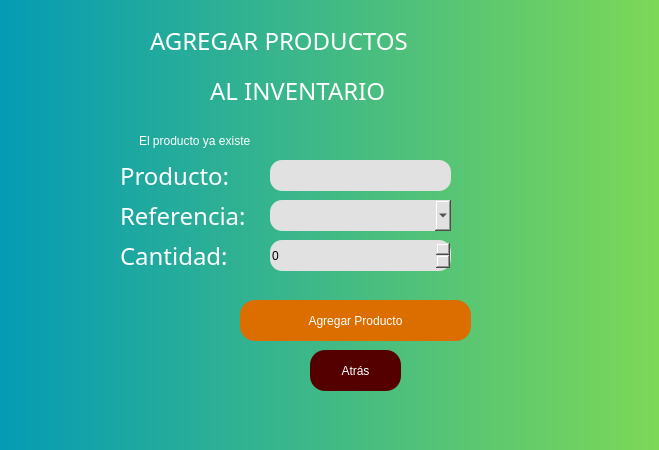
Old version of the form InventoryRegis.ui in the repository Yohan205/ProjectInventory.
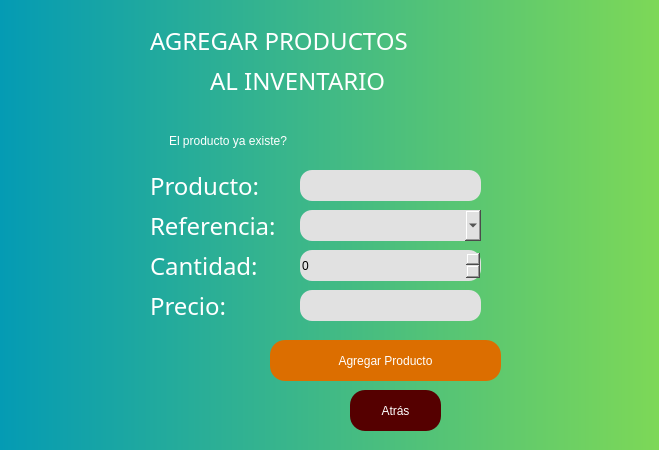
New version of the form. Icons and pictures are not drawn.

The edit to the form file:
```diff
--- a/InventoryRegis.ui
+++ b/InventoryRegis.ui
@@ -56,8 +56,8 @@
    <widget class="QLineEdit" name="iProductInv">
     <property name="geometry">
      <rect>
-      <x>270</x>
-      <y>160</y>
+      <x>300</x>
+      <y>170</y>
       <width>181</width>
       <height>31</height>
      </rect>
@@ -74,8 +74,8 @@
    <widget class="QLabel" name="eProductInv">
     <property name="geometry">
      <rect>
-      <x>120</x>
-      <y>160</y>
+      <x>150</x>
+      <y>170</y>
       <width>121</width>
       <height>31</height>
      </rect>
@@ -102,8 +102,8 @@
    <widget class="QLabel" name="eCantInv">
     <property name="geometry">
      <rect>
-      <x>120</x>
-      <y>240</y>
+      <x>150</x>
+      <y>250</y>
       <width>121</width>
       <height>31</height>
      </rect>
@@ -130,8 +130,8 @@
    <widget class="QLabel" name="eRefInv">
     <property name="geometry">
      <rect>
-      <x>120</x>
-      <y>200</y>
+      <x>150</x>
+      <y>210</y>
       <width>131</width>
       <height>31</height>
      </rect>
@@ -158,8 +158,8 @@
    <widget class="QPushButton" name="addProd">
     <property name="geometry">
      <rect>
-      <x>240</x>
-      <y>300</y>
+      <x>270</x>
+      <y>340</y>
       <width>231</width>
       <height>41</height>
      </rect>
@@ -180,8 +180,8 @@
    <widget class="QPushButton" name="btnBackInv">
     <property name="geometry">
      <rect>
-      <x>310</x>
-      <y>350</y>
+      <x>350</x>
+      <y>390</y>
       <width>91</width>
       <height>41</height>
      </rect>
@@ -202,8 +202,8 @@
    <widget class="QSpinBox" name="spinCant">
     <property name="geometry">
      <rect>
-      <x>270</x>
-      <y>240</y>
+      <x>300</x>
+      <y>250</y>
       <width>181</width>
       <height>31</height>
      </rect>
@@ -218,7 +218,7 @@
     <property name="geometry">
      <rect>
       <x>210</x>
-      <y>70</y>
+      <y>60</y>
       <width>281</width>
       <height>41</height>
      </rect>
@@ -246,8 +246,8 @@
    <widget class="QComboBox" name="iRefInv">
     <property name="geometry">
      <rect>
-      <x>270</x>
-      <y>200</y>
+      <x>300</x>
+      <y>210</y>
       <width>181</width>
       <height>31</height>
      </rect>
@@ -261,9 +261,9 @@
    <widget class="QCheckBox" name="prodExists">
     <property name="geometry">
      <rect>
-      <x>120</x>
+      <x>150</x>
       <y>130</y>
-      <width>131</width>
+      <width>241</width>
       <height>21</height>
      </rect>
     </property>
@@ -275,6 +275,52 @@
      <string>El producto ya existe?</string>
     </property>
    </widget>
+   <widget class="QLineEdit" name="iUnit">
+    <property name="geometry">
+     <rect>
+      <x>300</x>
+      <y>290</y>
+      <width>181</width>
+      <height>31</height>
+     </rect>
+    </property>
+    <property name="styleSheet">
+     <string notr="true">background-color: rgb(225, 225, 225);
+font: 12pt &quot;Arial&quot;;
+border-radius: 12px;</string>
+    </property>
+    <property name="text">
+     <string/>
+    </property>
+   </widget>
+   <widget class="QLabel" name="eCantInv_2">
+    <property name="geometry">
+     <rect>
+      <x>150</x>
+      <y>290</y>
+      <width>121</width>
+      <height>31</height>
+     </rect>
+    </property>
+    <property name="font">
+     <font>
+      <family>Tw Cen MT Condensed Extra Bold</family>
+      <pointsize>18</pointsize>
+      <weight>50</weight>
+      <italic>false</italic>
+      <bold>false</bold>
+     </font>
+    </property>
+    <property name="styleSheet">
+     <string notr="true">background-color: rgba(255, 255, 255, 0);
+color: rgb(255, 255, 255);
+font: 63 14pt &quot;Bahnschrift SemiBold&quot;;
+font: 18pt &quot;Tw Cen MT Condensed Extra Bold&quot;;</string>
+    </property>
+    <property name="text">
+     <string>Precio:</string>
+    </property>
+   </widget>
   </widget>
  </widget>
  <tabstops>
```
Left out of the diff: 3 changed lines with no effect on the pictures.
